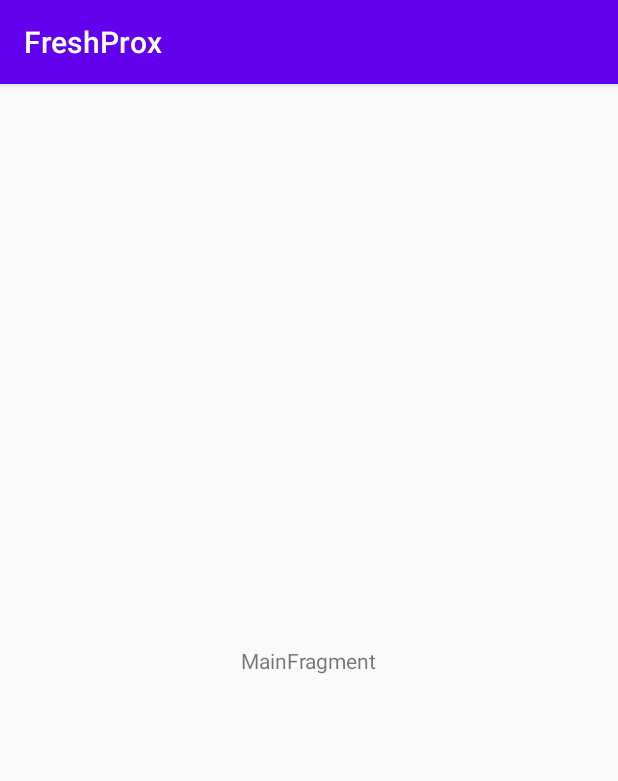
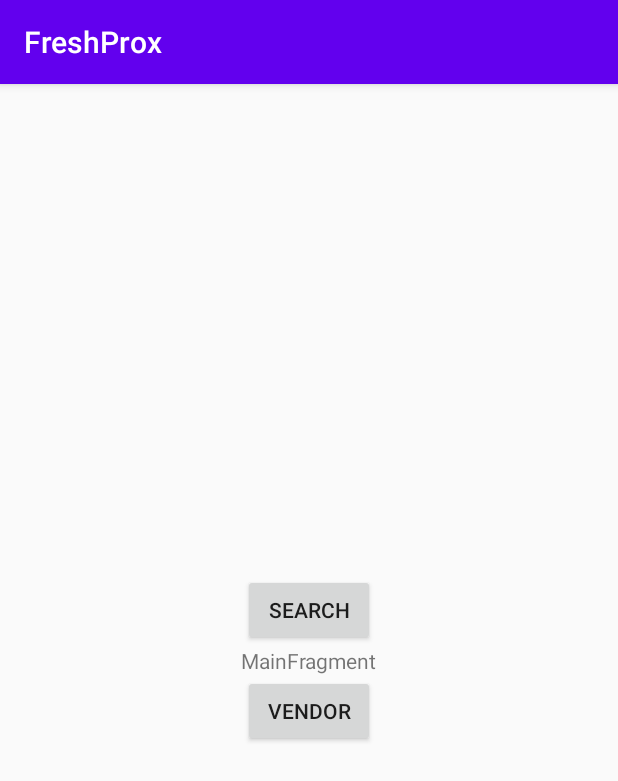
Before and after one commit to QuentinLarose/pns-si3-ihm-1920-UziVertTeam, an Android app: the screen it shows after launch (MainActivity), on a phone screen of 412 x 824 dp. Shown: the top 781 px of the screen. Run offline under Robolectric (Android 15) with nearby library versions, the light colour scheme and no system bars.

Commit message:
Ajout de transitions entre activités

```diff
--- a/Project/app/build.gradle
+++ b/Project/app/build.gradle
@@ -20,6 +20,10 @@ android {
             proguardFiles getDefaultProguardFile('proguard-android-optimize.txt'), 'proguard-rules.pro'
         }
     }
+    compileOptions {
+        sourceCompatibility = 1.8
+        targetCompatibility = 1.8
+    }
 
 }
 
--- a/Project/app/src/main/AndroidManifest.xml
+++ b/Project/app/src/main/AndroidManifest.xml
@@ -16,6 +16,8 @@
                 <category android:name="android.intent.category.LAUNCHER" />
             </intent-filter>
         </activity>
+        <activity android:name=".search.SearchActivity"/>
+        <activity android:name=".vendor.VendorActivity"/>
     </application>
 
 </manifest>
--- /dev/null
+++ b/Project/app/src/main/java/com/example/freshprox/SwitchActivity.java
@@ -0,0 +1,5 @@
+package com.example.freshprox;
+
+public interface SwitchActivity {
+    void onClickSwitch(Class<?> cls);
+}
--- a/Project/app/src/main/java/com/example/freshprox/main/MainActivity.java
+++ b/Project/app/src/main/java/com/example/freshprox/main/MainActivity.java
@@ -2,21 +2,33 @@ package com.example.freshprox.main;
 
 import androidx.appcompat.app.AppCompatActivity;
 
+import android.content.Intent;
 import android.os.Bundle;
+import android.util.Log;
 
 import com.example.freshprox.R;
+import com.example.freshprox.SwitchActivity;
 import com.example.freshprox.main.MainFragment;
+import com.example.freshprox.search.SearchActivity;
 
-public class MainActivity extends AppCompatActivity {
-
+public class MainActivity extends AppCompatActivity implements SwitchActivity {
+    MainFragment fragment;
     @Override
     protected void onCreate(Bundle savedInstanceState) {
         super.onCreate(savedInstanceState);
         setContentView(R.layout.main_activity);
         if (savedInstanceState == null) {
+            this.fragment = new MainFragment(this);
             getSupportFragmentManager().beginTransaction()
-                    .replace(R.id.container, MainFragment.newInstance())
+                    .replace(R.id.container, this.fragment)
                     .commitNow();
         }
     }
+
+    @Override
+    public void onClickSwitch(Class<?> cls) {
+        Log.d("SWITCH", "here");
+        Intent intent = new Intent(getApplicationContext(), cls);
+        startActivity(intent);
+    }
 }
--- a/Project/app/src/main/java/com/example/freshprox/main/MainFragment.java
+++ b/Project/app/src/main/java/com/example/freshprox/main/MainFragment.java
@@ -1,32 +1,50 @@
 package com.example.freshprox.main;
 
+import androidx.constraintlayout.widget.ConstraintLayout;
 import androidx.lifecycle.ViewModelProviders;
 
+import android.graphics.Color;
 import android.os.Bundle;
 
 import androidx.annotation.NonNull;
 import androidx.annotation.Nullable;
 import androidx.fragment.app.Fragment;
 
+import android.util.Log;
 import android.view.LayoutInflater;
 import android.view.View;
 import android.view.ViewGroup;
+import android.widget.Adapter;
+import android.widget.BaseAdapter;
+import android.widget.Button;
 
 import com.example.freshprox.R;
+import com.example.freshprox.SwitchActivity;
+import com.example.freshprox.search.SearchActivity;
+import com.example.freshprox.vendor.VendorActivity;
 
 public class MainFragment extends Fragment {
 
     private MainViewModel mViewModel;
+    private SwitchActivity switchActivity;
+    private ConstraintLayout layoutItem;
+    private View view;
 
-    public static MainFragment newInstance() {
-        return new MainFragment();
+
+    public MainFragment(SwitchActivity sA){
+        this.switchActivity = sA;
     }
 
     @Nullable
     @Override
     public View onCreateView(@NonNull LayoutInflater inflater, @Nullable ViewGroup container,
                              @Nullable Bundle savedInstanceState) {
-        return inflater.inflate(R.layout.main_fragment, container, false);
+        this.view = inflater.inflate(R.layout.main_fragment, container, false);
+        Button search = this.view.findViewById(R.id.tosearch);
+        Button vendor = this.view.findViewById(R.id.vendor);
+        this.setButtonClickListener(search, SearchActivity.class);
+        this.setButtonClickListener(vendor, VendorActivity.class);
+        return this.view;
     }
 
     @Override
@@ -36,4 +54,10 @@ public class MainFragment extends Fragment {
         // TODO: Use the ViewModel
     }
 
+    private void setButtonClickListener(Button button, Class<?> cls){
+        button.setOnClickListener((view) -> {
+            if (switchActivity != null) switchActivity.onClickSwitch(cls);
+        });
+    }
+
 }
--- a/Project/app/src/main/res/layout/main_fragment.xml
+++ b/Project/app/src/main/res/layout/main_fragment.xml
@@ -17,4 +17,22 @@
         app:layout_constraintStart_toStartOf="parent"
         app:layout_constraintTop_toTopOf="parent" />
 
+    <Button
+    android:layout_width="wrap_content"
+    android:layout_height="wrap_content"
+    android:id="@+id/tosearch"
+    android:text="Search"
+    app:layout_constraintBottom_toTopOf="@id/message"
+    app:layout_constraintEnd_toEndOf="parent"
+    app:layout_constraintStart_toStartOf="parent"/>
+
+    <Button
+        android:layout_width="wrap_content"
+        android:layout_height="wrap_content"
+        android:id="@+id/vendor"
+        android:text="Vendor"
+        app:layout_constraintTop_toBottomOf="@id/message"
+        app:layout_constraintEnd_toEndOf="parent"
+        app:layout_constraintStart_toStartOf="parent"/>
+
 </androidx.constraintlayout.widget.ConstraintLayout>
```
Also changed, not shown: Project/app/src/main/java/com/example/freshprox/search/SearchActivity.java (+14 -1 lines), Project/app/src/main/java/com/example/freshprox/vendor/VendorActivity.java (+14 -1 lines), Project/app/src/main/res/layout/search_activity.xml (added, +20 -0 lines), Project/app/src/main/res/layout/vendor_activity.xml (added, +20 -0 lines).
